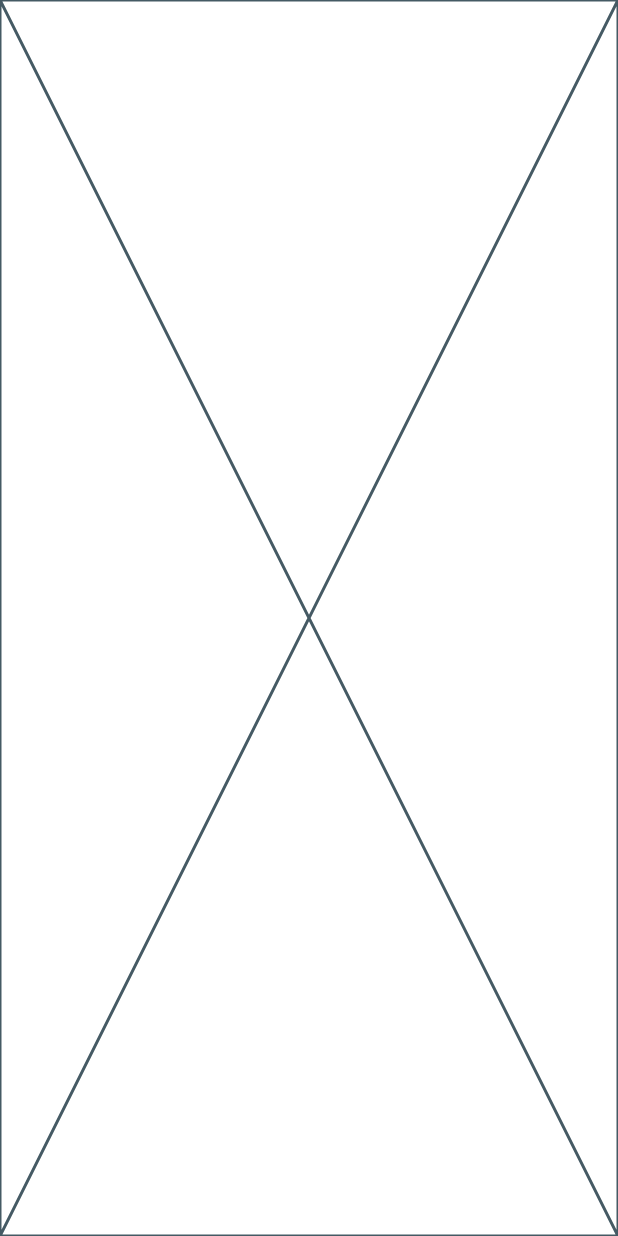
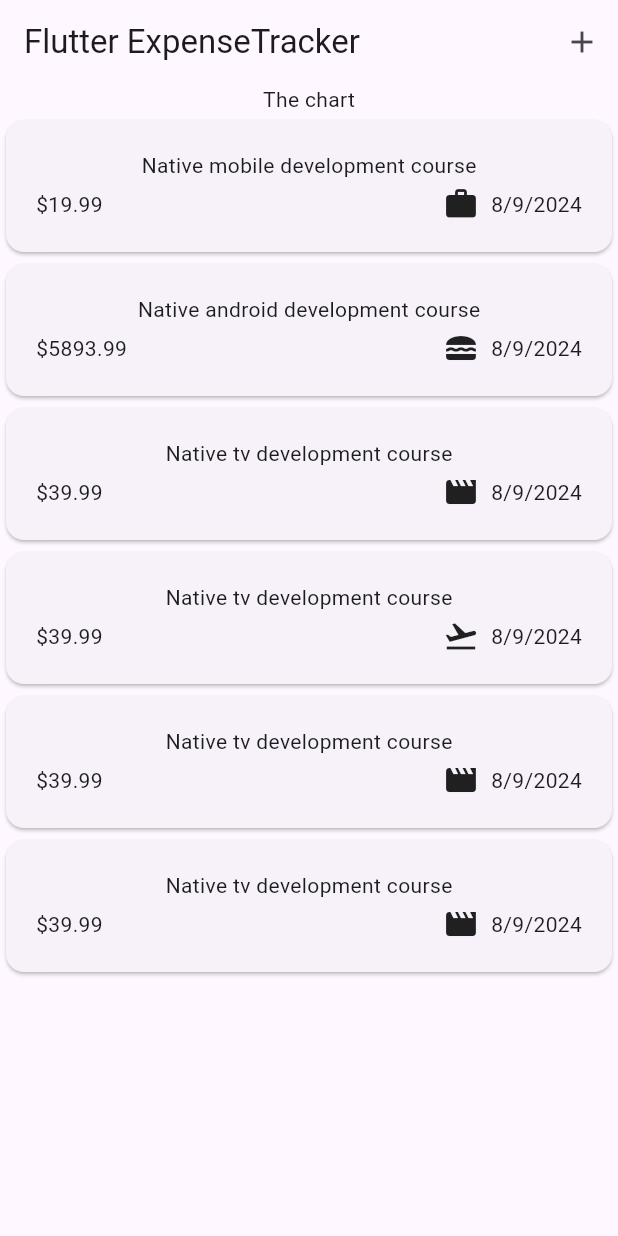
Before and after one commit to avijeetpandey/expense_tracker, a Flutter app: the screen it shows after launch, on a phone screen of 412 x 824 dp. Run offline on Flutter 3.47's test engine with Material 3 defaults, Android fonts, the phone set to English and light mode, and no system bars.

Commit message:
adds basic UI for the application (#1)

```diff
--- a/lib/expenses.dart
+++ b/lib/expenses.dart
@@ -1,4 +1,7 @@
+import 'package:expense_tracker/widgets/expenses_list.dart';
 import 'package:flutter/material.dart';
+import 'package:expense_tracker/models/expense.dart';
+import 'package:expense_tracker/models/category.dart';
 
 class Expenses extends StatefulWidget {
   const Expenses({super.key});
@@ -8,8 +11,59 @@ class Expenses extends StatefulWidget {
 }
 
 class _ExpensesState extends State<Expenses> {
+  final List<Expense> _registeredExpenses = [
+    Expense(
+        title: 'Native mobile development course',
+        amount: 19.99,
+        time: DateTime.now(),
+        category: ExpenseCategory.work),
+    Expense(
+        title: 'Native android development course',
+        amount: 5893.99,
+        time: DateTime.now(),
+        category: ExpenseCategory.food),
+    Expense(
+        title: 'Native tv development course',
+        amount: 39.99,
+        time: DateTime.now(),
+        category: ExpenseCategory.lesiure),
+    Expense(
+        title: 'Native tv development course',
+        amount: 39.99,
+        time: DateTime.now(),
+        category: ExpenseCategory.travel),
+    Expense(
+        title: 'Native tv development course',
+        amount: 39.99,
+        time: DateTime.now(),
+        category: ExpenseCategory.lesiure),
+    Expense(
+        title: 'Native tv development course',
+        amount: 39.99,
+        time: DateTime.now(),
+        category: ExpenseCategory.lesiure),
+  ];
+
   @override
   Widget build(BuildContext context) {
-    return const Placeholder();
+    return Scaffold(
+      appBar: AppBar(
+        title: const Text("Flutter ExpenseTracker"),
+        actions: [
+          IconButton(
+            onPressed: () {},
+            icon: const Icon(Icons.add),
+          ),
+        ],
+      ),
+      body: Column(
+        children: [
+          const Text("The chart"),
+          Expanded(
+            child: ExpensesList(expenses: _registeredExpenses),
+          )
+        ],
+      ),
+    );
   }
 }
--- a/lib/main.dart
+++ b/lib/main.dart
@@ -3,7 +3,8 @@ import 'package:flutter/material.dart';
 
 void main() {
   runApp(
-    const MaterialApp(
+    MaterialApp(
+      theme: ThemeData(useMaterial3: true),
       home: Expenses(),
     ),
   );
--- a/lib/models/category.dart
+++ b/lib/models/category.dart
@@ -1 +1,10 @@
-enum Category { work, lesiure, fun, travel }
+import 'package:flutter/material.dart';
+
+enum ExpenseCategory { food, travel, lesiure, work }
+
+const categoryIcons = {
+  ExpenseCategory.food: Icons.lunch_dining,
+  ExpenseCategory.travel: Icons.flight_takeoff,
+  ExpenseCategory.lesiure: Icons.movie,
+  ExpenseCategory.work: Icons.work
+};
--- a/lib/models/expense.dart
+++ b/lib/models/expense.dart
@@ -1,7 +1,9 @@
-import 'package:flutter/foundation.dart';
+import 'package:expense_tracker/models/category.dart';
+import 'package:intl/intl.dart';
 import 'package:uuid/uuid.dart';
 
 const uuid = Uuid();
+final formatter = DateFormat.yMd();
 
 class Expense {
   // constructor
@@ -16,5 +18,9 @@ class Expense {
   final String title;
   final double amount;
   final DateTime time;
-  final Category category;
+  final ExpenseCategory category;
+
+  String get formattedDate {
+    return formatter.format(time);
+  }
 }
--- /dev/null
+++ b/lib/widgets/expense_item.dart
@@ -0,0 +1,45 @@
+import 'package:expense_tracker/models/category.dart';
+import 'package:expense_tracker/models/expense.dart';
+import 'package:flutter/material.dart';
+
+class ExpenseItem extends StatelessWidget {
+  const ExpenseItem({super.key, required this.expenseItem});
+
+  final Expense expenseItem;
+
+  @override
+  Widget build(BuildContext context) {
+    return Card(
+      child: Padding(
+        padding: const EdgeInsets.symmetric(horizontal: 20, vertical: 20),
+        child: Column(
+          children: [
+            Text(expenseItem.title),
+            const SizedBox(
+              height: 4,
+            ),
+            Row(
+              children: [
+                Text(
+                  '\$${expenseItem.amount.toStringAsFixed(2)}',
+                ),
+                const Spacer(),
+                Row(
+                  children: [
+                    Icon(categoryIcons[expenseItem.category]),
+                    const SizedBox(
+                      width: 8,
+                    ),
+                    Text(
+                      expenseItem.formattedDate,
+                    )
+                  ],
+                )
+              ],
+            )
+          ],
+        ),
+      ),
+    );
+  }
+}
--- /dev/null
+++ b/lib/widgets/expenses_list.dart
@@ -0,0 +1,22 @@
+import 'package:expense_tracker/widgets/expense_item.dart';
+import 'package:flutter/material.dart';
+import 'package:expense_tracker/models/expense.dart';
+
+class ExpensesList extends StatelessWidget {
+  const ExpensesList({
+    super.key,
+    required this.expenses,
+  });
+
+  final List<Expense> expenses;
+
+  @override
+  Widget build(BuildContext context) {
+    return ListView.builder(
+      itemCount: expenses.length,
+      itemBuilder: (ctx, index) => ExpenseItem(
+        expenseItem: expenses[index],
+      ),
+    );
+  }
+}
--- a/pubspec.yaml
+++ b/pubspec.yaml
@@ -36,6 +36,7 @@ dependencies:
   # Use with the CupertinoIcons class for iOS style icons.
   cupertino_icons: ^1.0.6
   uuid: ^4.4.2
+  intl: ^0.19.0
 
 dev_dependencies:
   flutter_test:
```
Also changed, not shown: pubspec.lock.
